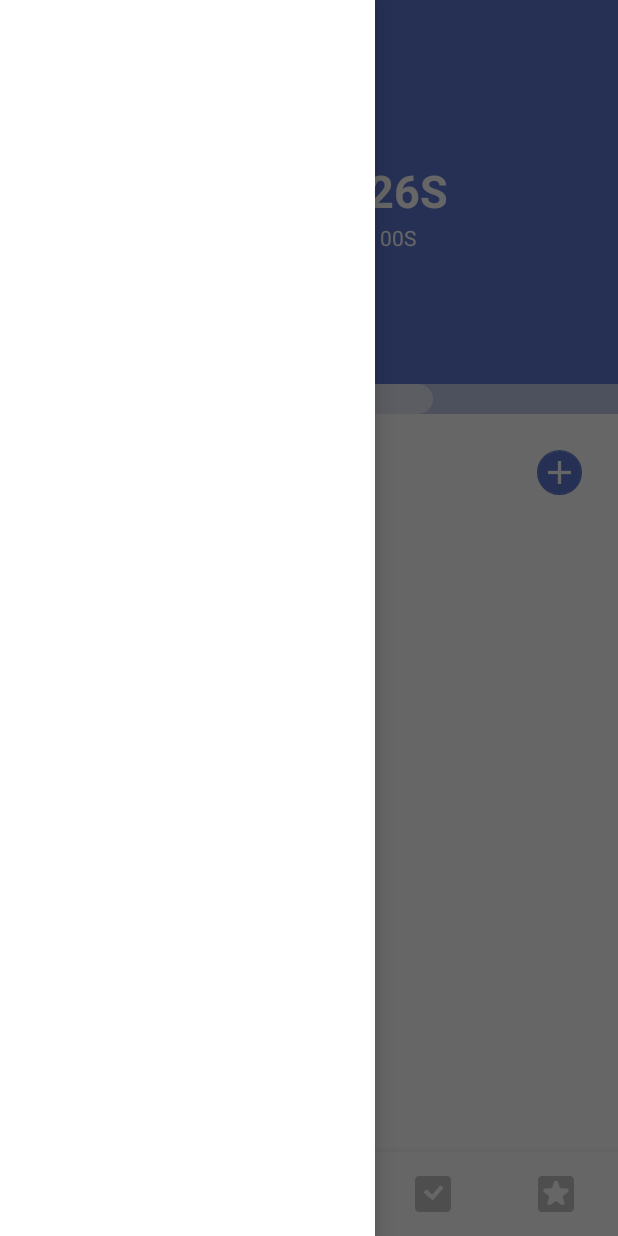
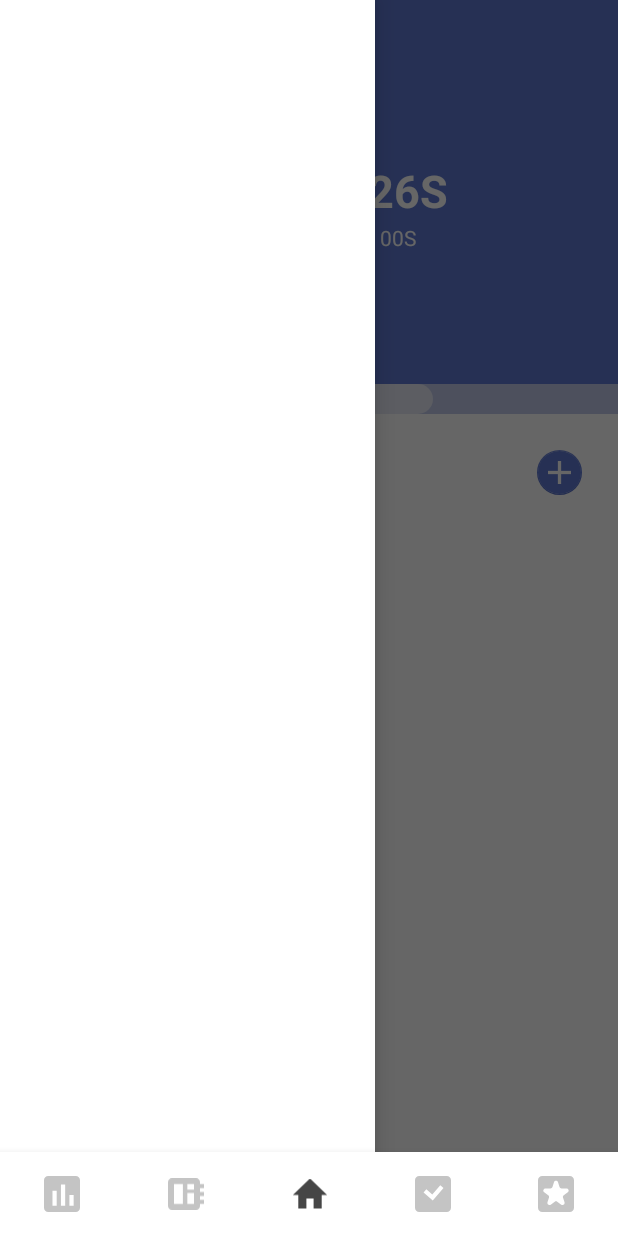
Before and after one commit to Studygroup-with-hansa/Air_Android, an Android app: the screen it shows after launch (MainActivity), with the side drawer open, on a phone screen of 412 x 824 dp. Run offline under Robolectric (Android 15) with nearby library versions, the phone set to English and light mode, and no system bars; our stand-ins replace data binding, navigation-ui; 1 statement that could not run was skipped.

Commit message:
[REFACTOR] MainActivity->HomeFragment 드로어레이아웃 이동

```diff
--- a/app/src/main/java/com/hansarang/android/air/ui/activity/MainActivity.kt
+++ b/app/src/main/java/com/hansarang/android/air/ui/activity/MainActivity.kt
@@ -25,27 +25,12 @@ class MainActivity : AppCompatActivity() {
     private lateinit var binding: ActivityMainBinding
     private lateinit var navController: NavController
     private lateinit var bottomNavigationView: BottomNavigationView
-    private lateinit var drawerLayout: DrawerLayout
-
-    lateinit var appBarConfiguration: AppBarConfiguration
 
     override fun onCreate(savedInstanceState: Bundle?) {
         super.onCreate(savedInstanceState)
         binding = ActivityMainBinding.inflate(layoutInflater)
         setContentView(binding.root)
-
-        drawerLayout = binding.drawerLayoutMain
         bottomNavigationView = binding.bottomNavigationViewMain
-        appBarConfiguration = AppBarConfiguration(
-            setOf(
-                R.id.homeFragment,
-                R.id.memoFragment,
-                R.id.todoFragment,
-                R.id.groupFragment,
-                R.id.statsFragment
-            ),
-            drawerLayout
-        )
     }
 
     override fun onStart() {
--- a/app/src/main/java/com/hansarang/android/air/ui/fragment/HomeFragment.kt
+++ b/app/src/main/java/com/hansarang/android/air/ui/fragment/HomeFragment.kt
@@ -1,24 +1,23 @@
 package com.hansarang.android.air.ui.fragment
 
 import android.os.Bundle
-import androidx.fragment.app.Fragment
 import android.view.LayoutInflater
 import android.view.View
 import android.view.ViewGroup
 import androidx.appcompat.app.AppCompatActivity
 import androidx.appcompat.widget.Toolbar
+import androidx.drawerlayout.widget.DrawerLayout
+import androidx.fragment.app.Fragment
 import androidx.navigation.fragment.findNavController
 import androidx.navigation.ui.NavigationUI
-import androidx.navigation.ui.setupWithNavController
-import com.google.android.material.appbar.CollapsingToolbarLayout
 import com.hansarang.android.air.R
 import com.hansarang.android.air.databinding.FragmentHomeBinding
-import com.hansarang.android.air.ui.activity.MainActivity
 
 class HomeFragment : Fragment() {
 
     private lateinit var binding: FragmentHomeBinding
     private lateinit var toolbar: Toolbar
+    private lateinit var drawerLayout: DrawerLayout
     private val navController by lazy { findNavController() }
 
     override fun onCreateView(
@@ -37,19 +36,18 @@ class HomeFragment : Fragment() {
 
     private fun init() {
         toolbar = binding.toolbarHome
+        drawerLayout = binding.drawerLayoutHome
 
-        if (requireActivity() is MainActivity) {
-            with(requireActivity() as MainActivity) {
+        with(requireActivity() as AppCompatActivity) {
             setSupportActionBar(toolbar)
             NavigationUI.setupWithNavController(
                 toolbar,
                 navController,
-                    appBarConfiguration
+                drawerLayout
             )
             supportActionBar?.title = ""
             supportActionBar?.setHomeAsUpIndicator(R.drawable.ic_baseline_menu_24)
         }
     }
-    }
 
 }
--- a/app/src/main/res/layout/activity_main.xml
+++ b/app/src/main/res/layout/activity_main.xml
@@ -3,15 +3,10 @@
     xmlns:app="http://schemas.android.com/apk/res-auto"
     xmlns:tools="http://schemas.android.com/tools">
 
-    <androidx.drawerlayout.widget.DrawerLayout
-        android:id="@+id/drawer_layout_main"
+    <androidx.constraintlayout.widget.ConstraintLayout
         android:layout_width="match_parent"
         android:layout_height="match_parent"
         tools:context="com.hansarang.android.air.ui.activity.MainActivity">
-
-        <androidx.constraintlayout.widget.ConstraintLayout
-            android:layout_width="match_parent"
-            android:layout_height="match_parent">
 
         <androidx.fragment.app.FragmentContainerView
             android:id="@+id/nav_host_fragment_main"
@@ -38,11 +33,4 @@
 
     </androidx.constraintlayout.widget.ConstraintLayout>
 
-        <com.google.android.material.navigation.NavigationView
-            android:id="@+id/navigation_view_main"
-            android:layout_width="250dp"
-            android:layout_height="match_parent"
-            android:layout_gravity="start"/>
-
-    </androidx.drawerlayout.widget.DrawerLayout>
 </layout>
--- a/app/src/main/res/layout/fragment_home.xml
+++ b/app/src/main/res/layout/fragment_home.xml
@@ -3,10 +3,15 @@
     xmlns:tools="http://schemas.android.com/tools"
     xmlns:app="http://schemas.android.com/apk/res-auto">
 
-    <androidx.coordinatorlayout.widget.CoordinatorLayout
+    <androidx.drawerlayout.widget.DrawerLayout
+        android:id="@+id/drawer_layout_home"
         android:layout_width="match_parent"
         android:layout_height="match_parent"
         tools:context=".ui.fragment.HomeFragment">
+
+        <androidx.coordinatorlayout.widget.CoordinatorLayout
+            android:layout_width="match_parent"
+            android:layout_height="match_parent">
 
             <com.google.android.material.appbar.AppBarLayout
                 android:layout_width="match_parent"
@@ -133,4 +138,12 @@
             </androidx.core.widget.NestedScrollView>
 
         </androidx.coordinatorlayout.widget.CoordinatorLayout>
+
+        <com.google.android.material.navigation.NavigationView
+            android:id="@+id/navigation_view_main"
+            android:layout_width="250dp"
+            android:layout_height="match_parent"
+            android:layout_gravity="start"/>
+
+    </androidx.drawerlayout.widget.DrawerLayout>
 </layout>
```
Lines whose indentation alone changed are shown as unchanged.
